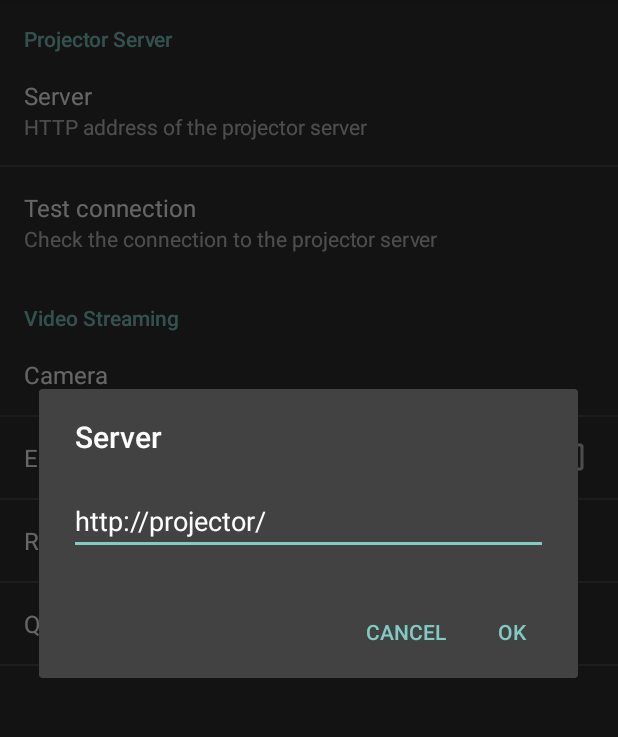
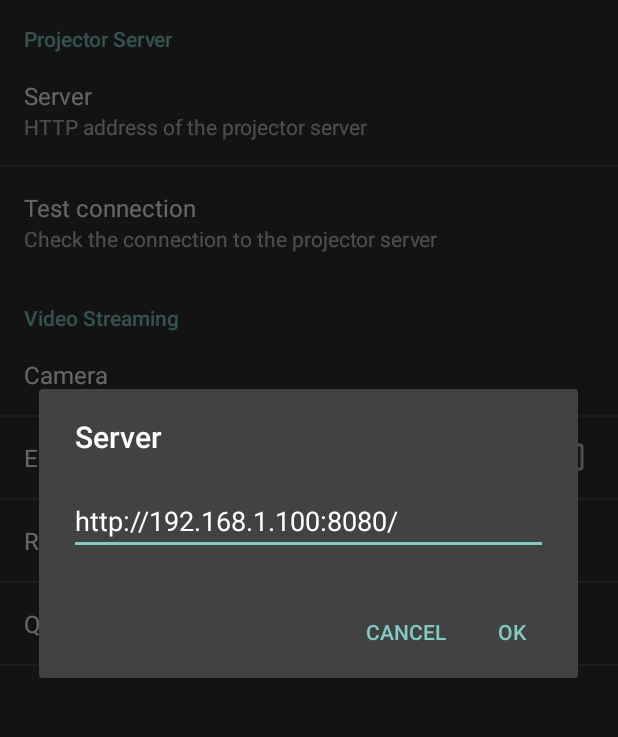
Before and after one commit to scheb/party-projector-app, an Android app: the fragment SettingsFragment shown on its own in the app's theme, after a tap on "Server", on a phone screen of 412 x 824 dp, the part 84-821 px from its top. Run offline under Robolectric (Android 15) with nearby library versions, the phone set to English and light mode, and no system bars; network calls fail.

Commit message:
Default server ip

```diff
--- a/app/src/main/res/xml/preferences.xml
+++ b/app/src/main/res/xml/preferences.xml
@@ -5,7 +5,7 @@
             android:key="pref_server"
             android:title="@string/pref_server"
             android:summary="@string/pref_server_summ"
-            android:defaultValue="http://projector/" />
+            android:defaultValue="http://192.168.1.100:8080/" />
         <de.christianscheb.partyprojector.app.preferences.TestConnectionPreference
             android:key="pref_server_test"
             android:title="@string/pref_server_test"
```
